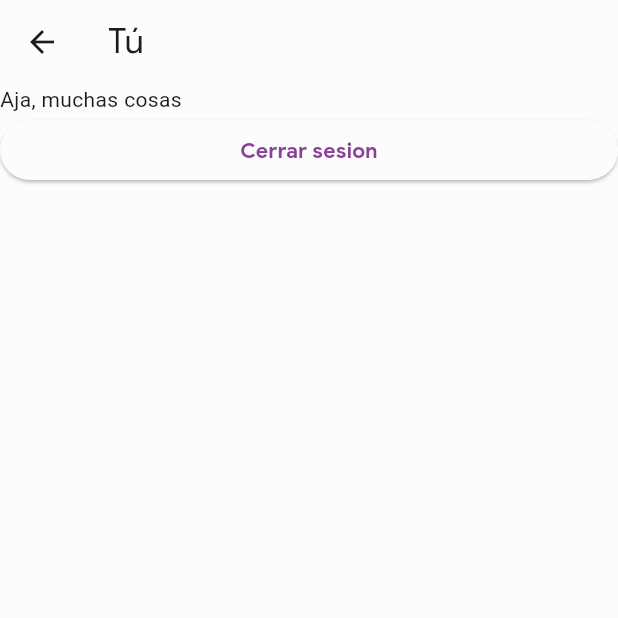
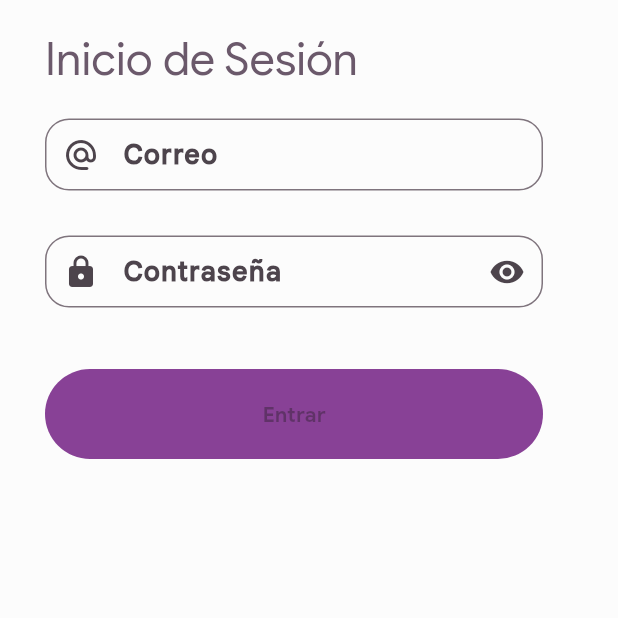
Before and after one commit to david201606/project_coati, a Flutter app: the ProfilePage screen opened directly, after a tap on "Cerrar sesion", on a phone screen of 412 x 824 dp, the top half of it. Run offline on Flutter 3.47's test engine with Material 2 defaults, Android fonts, the phone set to English and light mode, and no system bars; our stand-ins replace cloud_firestore, firebase_auth, firebase_core, shared_preferences; accounts and stored records are empty; Roboto replaces fonts that are missing (GoogleSansText).

Commit message:
muchas cosas wooooooooo

```diff
--- a/lib/main.dart
+++ b/lib/main.dart
@@ -1,14 +1,18 @@
+import 'package:coati/src/nav/auth_page.dart';
 import 'package:coati/src/theme/theme_colors.dart';
+import 'package:coati/src/utils/user_preferences.dart';
+import 'package:firebase_auth/firebase_auth.dart';
+import 'package:firebase_core/firebase_core.dart';
 import 'package:flutter/material.dart';
 
-import 'package:firebase_core/firebase_core.dart';
 import 'firebase_options.dart';
-
 import 'src/nav/menu_page.dart';
 import 'src/theme/my_theme.dart';
 
 void main() async {
   WidgetsFlutterBinding.ensureInitialized();
+  final prefs = UserPreferences();
+  await prefs.initPrefs();
   await Firebase.initializeApp(
     options: DefaultFirebaseOptions.currentPlatform,
   );
@@ -16,7 +20,8 @@ void main() async {
 }
 
 class MyApp extends StatelessWidget {
-  const MyApp({Key? key}) : super(key: key);
+  MyApp({Key? key}) : super(key: key);
+  final UserPreferences _prefs = UserPreferences();
 
   @override
   Widget build(BuildContext context) {
@@ -24,7 +29,7 @@ class MyApp extends StatelessWidget {
       title: 'Koaty',
       theme: MyTheme.define(ColorsPalettes().lightColors()),
       darkTheme: MyTheme.define(ColorsPalettes().darkColors()),
-      home: const MenuPage(),
+      home: _prefs.userID == '' ? const AuthPage() : const MenuPage(),
     );
   }
 }
--- /dev/null
+++ b/lib/src/nav/auth_page.dart
@@ -0,0 +1,127 @@
+import 'package:flutter/material.dart';
+import '../utils/auth_service.dart';
+import '../utils/dialogs.dart';
+
+class AuthPage extends StatefulWidget {
+  const AuthPage({Key? key}) : super(key: key);
+
+  @override
+  State<AuthPage> createState() => _AuthPageState();
+}
+
+class _AuthPageState extends State<AuthPage> {
+  bool passwordVisibility = true;
+
+  String email = '', password = '';
+
+  @override
+  Widget build(BuildContext context) {
+    return Scaffold(
+      body: SafeArea(
+        child: ListView(
+          padding: const EdgeInsets.symmetric(horizontal: 30),
+          children: [
+            Padding(
+              padding: const EdgeInsets.symmetric(vertical: 20),
+              child: Text(
+                'Inicio de Sesión',
+                style: Theme.of(context)
+                    .textTheme
+                    .headlineMedium!
+                    .copyWith(color: Theme.of(context).colorScheme.secondary),
+              ),
+            ),
+            Padding(
+              padding: const EdgeInsets.only(right: 20),
+              child: TextFormField(
+                onChanged: (value) {
+                  setState(() {
+                    email = value;
+                  });
+                },
+                decoration: InputDecoration(
+                  labelText: 'Correo',
+                  filled: false,
+                  fillColor: Colors.indigo[50],
+                  labelStyle: const TextStyle(fontSize: 18),
+                  contentPadding: const EdgeInsets.only(left: 30),
+                  border:
+                      OutlineInputBorder(borderRadius: BorderRadius.circular(16)),
+                  prefixIcon: const Icon(
+                    Icons.alternate_email_rounded,
+                  ),
+                ),
+              ),
+            ),
+            const SizedBox(height: 30),
+            SizedBox(
+              width: 900,
+              child: Padding(
+                padding: const EdgeInsets.only(right: 20),
+                child: TextFormField(
+                  onChanged: (value) {
+                    setState(() {
+                      password = value;
+                    });
+                  },
+                  onFieldSubmitted: email != '' && password != ''
+                      ? (value) {
+                          MyDialogs().progressDialog('Iniciando sesión', context);
+                          AuthService().signIn(email, password, context);
+                        }
+                      : null,
+                  obscureText: passwordVisibility,
+                  decoration: InputDecoration(
+                    labelText: 'Contraseña',
+                    filled: false,
+                    fillColor: Colors.indigo[50],
+                    labelStyle: const TextStyle(fontSize: 18),
+                    contentPadding: const EdgeInsets.only(left: 30),
+                    border: OutlineInputBorder(
+                        borderRadius: BorderRadius.circular(16)),
+                    prefixIcon: const Icon(
+                      Icons.lock_rounded,
+                    ),
+                    suffixIcon: IconButton(
+                      onPressed: () {
+                        setState(() {
+                          passwordVisibility = !passwordVisibility;
+                        });
+                      },
+                      icon: passwordVisibility
+                          ? const Icon(Icons.visibility)
+                          : const Icon(Icons.visibility_off),
+                    ),
+                  ),
+                ),
+              ),
+            ),
+            const SizedBox(height: 40),
+            Container(
+              padding: const EdgeInsets.only(right: 20, top: 1),
+              width: 900,
+              child: ElevatedButton(
+                style: TextButton.styleFrom(
+                    backgroundColor: Theme.of(context).colorScheme.primary,
+                    padding:
+                        const EdgeInsets.symmetric(vertical: 20, horizontal: 25),
+                    shape: RoundedRectangleBorder(
+                      borderRadius: BorderRadius.circular(30.0),
+                    ),
+                    primary: Theme.of(context).colorScheme.onPrimary),
+                onPressed: email != '' && password != ''
+                    ? () async {
+                        MyDialogs().progressDialog('Iniciando sesión', context);
+
+                        AuthService().signIn(email, password, context);
+                      }
+                    : null,
+                child: const Text('Entrar'),
+              ),
+            ),
+          ],
+        ),
+      ),
+    );
+  }
+}
--- a/lib/src/nav/profile_page.dart
+++ b/lib/src/nav/profile_page.dart
@@ -1,7 +1,12 @@
+import 'package:coati/src/nav/auth_page.dart';
+import 'package:coati/src/utils/auth_service.dart';
+import 'package:coati/src/utils/user_preferences.dart';
 import 'package:flutter/material.dart';
 
 class ProfilePage extends StatelessWidget {
-  const ProfilePage({Key? key}) : super(key: key);
+  ProfilePage({Key? key}) : super(key: key);
+
+  final UserPreferences _prefs = UserPreferences();
 
   @override
   Widget build(BuildContext context) {
@@ -10,11 +15,29 @@ class ProfilePage extends StatelessWidget {
         title: const Text('Tú'),
       ),
       body: ListView(
-        children:  [
-          const Text('Aja, muchas cosas'),
-          ElevatedButton(onPressed: () {
-
-          }, child: Text('Cerrar sesion'))
+        children: [
+          ListTile(
+            title: Text(_prefs.userName),
+            subtitle: Text(_prefs.userEmail),
+          ),
+          const ListTile(
+            title: const Text('Logros'),
+          ),
+          const ListTile(
+            title: Text('Partidas'),
+            subtitle: Text('Haz ganado 0 partidas (Jaja no vale madre)'),
+          ),
+          ElevatedButton(
+              onPressed: () {
+                AuthService().signOut();
+                Navigator.pushReplacement(
+                  context,
+                  MaterialPageRoute(
+                    builder: (context) => const AuthPage(),
+                  ),
+                );
+              },
+              child: const Text('Cerrar sesion'))
         ],
       ),
     );
--- /dev/null
+++ b/lib/src/utils/user_preferences.dart
@@ -0,0 +1,65 @@
+import 'package:shared_preferences/shared_preferences.dart';
+
+class UserPreferences {
+  static final UserPreferences _instance = UserPreferences._internal();
+
+  factory UserPreferences() {
+    return _instance;
+  }
+
+  UserPreferences._internal();
+
+  SharedPreferences? _prefs;
+
+  initPrefs() async {
+    _prefs = await SharedPreferences.getInstance();
+  }
+
+  String get userID {
+    return _prefs!.getString('userID') ?? '';
+  }
+
+  set userID(String value) {
+    _prefs!.setString('userID', value);
+  }
+
+  bool get userAdmin {
+    return _prefs!.getBool('userAdmin') ?? false;
+  }
+
+  set userAdmin(bool value) {
+    _prefs!.setBool('userAdmin', value);
+  }
+
+  String get userName {
+    return _prefs!.getString('userName') ?? '';
+  }
+
+  set userName(String value) {
+    _prefs!.setString('userName', value);
+  }
+
+  String get userEmail {
+    return _prefs!.getString('userEmail') ?? '';
+  }
+
+  set userEmail(String value) {
+    _prefs!.setString('userEmail', value);
+  }
+
+
+  String get userProfileImage {
+    return _prefs!.getString('userProfileImage') ?? '';
+  }
+
+  set userProfileImage(String value) {
+    _prefs!.setString('userProfileImage', value);
+  }
+
+  void clearAllPreferences() {
+    userName = '';
+    userID = '';
+    userEmail = '';
+    userProfileImage = '';
+  }
+}
--- a/pubspec.yaml
+++ b/pubspec.yaml
@@ -36,6 +36,8 @@ dependencies:
   cupertino_icons: ^1.0.2
   firebase_core: ^1.13.1
   cloud_firestore: ^3.1.10
+  firebase_auth: ^3.3.7
+  shared_preferences: ^2.0.13
 
 dev_dependencies:
   flutter_test:
```
Also changed, not shown: lib/src/nav/budies_page.dart (+30 -12 lines), lib/src/nav/menu_page.dart (+5 -4 lines), lib/src/nav/new_room.dart (+13 -10 lines), lib/src/utils/auth_service.dart (added, +191 -0 lines), lib/src/utils/dialogs.dart (added, +73 -0 lines), pubspec.lock.
